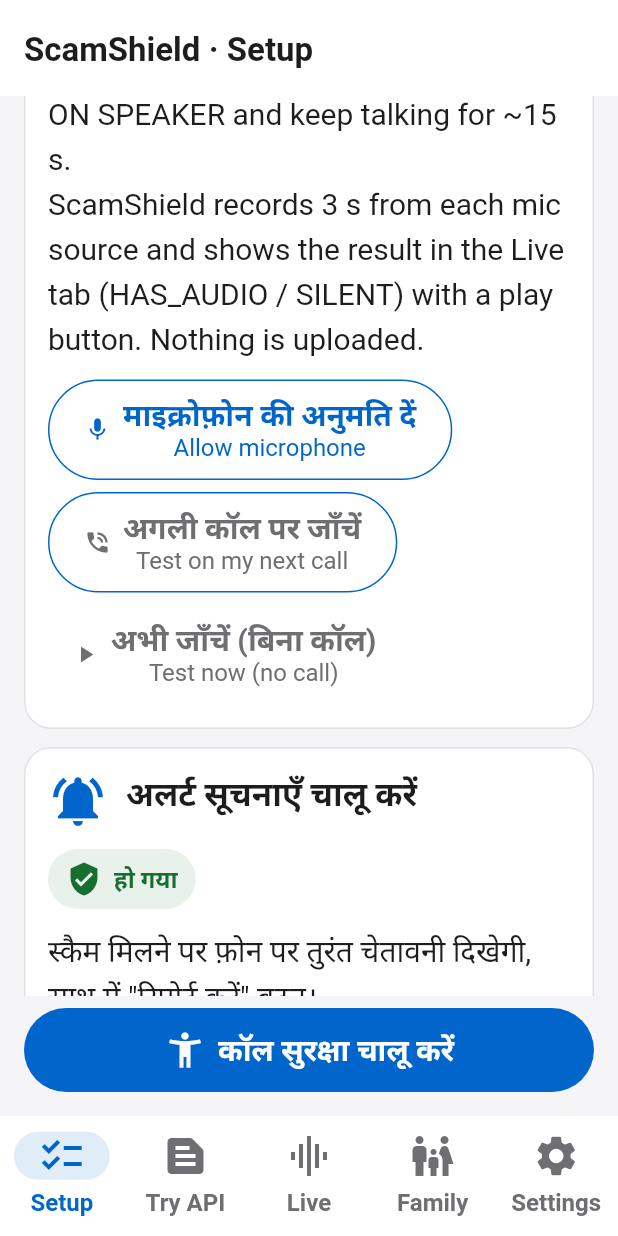
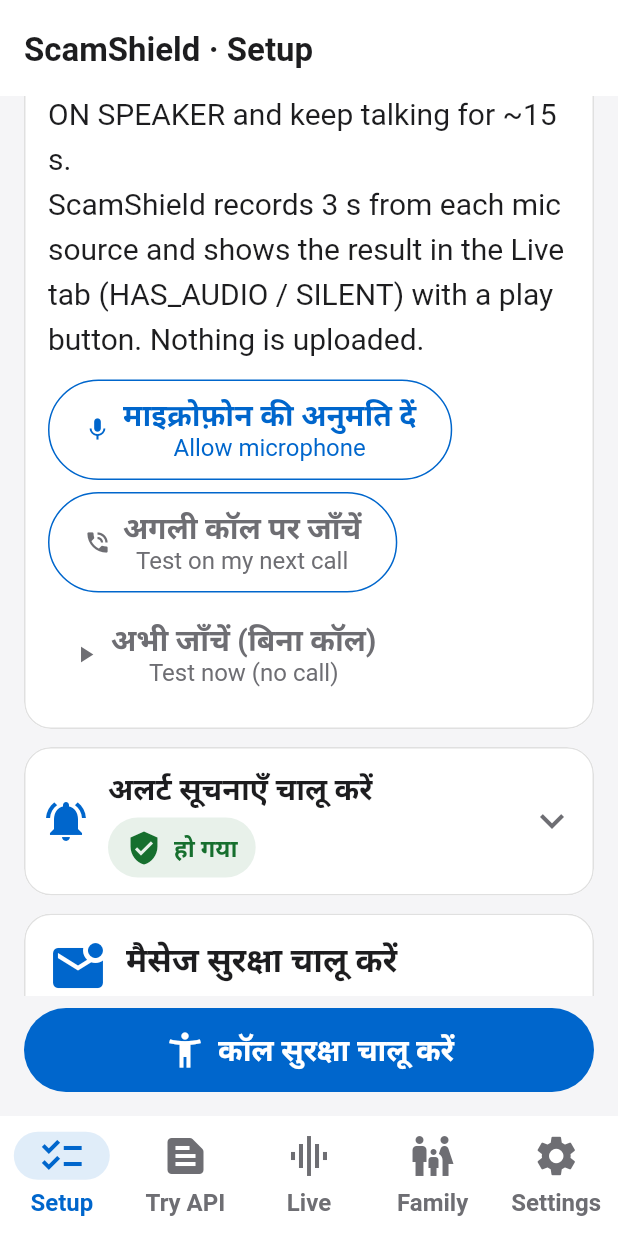
Before and after one commit to manaspros/scamshield-hackasol, a Flutter app: the screen it shows after launch, scrolled down 1728 dp, on a phone screen of 412 x 824 dp. Run offline on Flutter 3.47's test engine with Material 3 defaults, Android fonts, the phone set to English and light mode, and no system bars.

Commit message:
feat(design): verdict-first live feed, collapsed done steps, wrapping masked trigger chips
Claude-Session: https://claude.ai/code/session_01Bj5MiNxntDEfMLMNnmoDz3

```diff
--- a/lib/screens/live_feed_screen.dart
+++ b/lib/screens/live_feed_screen.dart
@@ -196,7 +196,6 @@ class _LiveFeedScreenState extends State<LiveFeedScreen> with AutomaticKeepAlive
       primary = _primary(Icons.closed_caption, 'लाइव कैप्शन चालू करें', TextApi.openCaptionSettings);
     } else {
       body = [
-        if (latest != null) _dominant(latest.verdict!),
         if (latest != null && rest.isNotEmpty) const SectionHeader(title: 'पिछली जाँच', icon: Icons.history),
         for (final it in rest) _history(it, st, cs),
       ];
@@ -206,8 +205,10 @@ class _LiveFeedScreenState extends State<LiveFeedScreen> with AutomaticKeepAlive
     return Column(children: [
       Expanded(
         child: ListView(padding: const EdgeInsets.all(Sp.l), children: [
+          // The newest verdict leads; call status sits under it, history below.
+          if (!_streamError && latest != null) _dominant(latest.verdict!),
           Card(
-            margin: EdgeInsets.zero,
+            margin: const EdgeInsets.symmetric(vertical: 6),
             child: Padding(
               padding: const EdgeInsets.all(Sp.l),
               child: Column(crossAxisAlignment: CrossAxisAlignment.start, children: [
--- a/lib/screens/setup_screen.dart
+++ b/lib/screens/setup_screen.dart
@@ -29,6 +29,7 @@ class _SetupScreenState extends State<SetupScreen> with WidgetsBindingObserver {
   StreamSubscription? _sub;
   bool _importing = false;
   bool _loaded = false;
+  final _expanded = <String>{}; // done steps the user opened again
   bool _failed = false;
 
   @override
@@ -116,10 +117,31 @@ class _SetupScreenState extends State<SetupScreen> with WidgetsBindingObserver {
       required IconData icon, String? subtitle, List<Widget> actions = const []}) {
     final t = Theme.of(context);
     final cs = t.colorScheme;
-    return Card(
-      child: Padding(
-        padding: const EdgeInsets.all(Sp.l),
-        child: Column(crossAxisAlignment: CrossAxisAlignment.start, children: [
+    final open = !done || _expanded.contains(title);
+    final details = Column(crossAxisAlignment: CrossAxisAlignment.start, children: [
+      const SizedBox(height: Sp.m),
+      Text(body, style: t.textTheme.bodyLarge),
+      if (actions.isNotEmpty) ...[
+        const SizedBox(height: Sp.m),
+        Wrap(spacing: Sp.s, runSpacing: Sp.s, children: actions),
+      ],
+    ]);
+    // Done: one compact row (icon, title, "हो गया"); tap to show the details again.
+    // Pending: full step. State is icon + word, never colour alone.
+    final header = done
+        ? Row(children: [
+            Icon(icon, size: 32, color: cs.primary),
+            const SizedBox(width: Sp.m),
+            // Wrap: title and chip share a line when they fit, stack at large text sizes.
+            Expanded(
+              child: Wrap(spacing: Sp.s, runSpacing: Sp.xs, crossAxisAlignment: WrapCrossAlignment.center, children: [
+                Text(title, style: t.textTheme.titleMedium),
+                const StatusChip(label: RiskLabel.safe, text: 'हो गया'),
+              ]),
+            ),
+            Icon(open ? Icons.expand_less : Icons.expand_more, size: 32, color: cs.onSurfaceVariant),
+          ])
+        : Column(crossAxisAlignment: CrossAxisAlignment.start, children: [
             Row(crossAxisAlignment: CrossAxisAlignment.start, children: [
               Icon(icon, size: 40, color: cs.primary),
               const SizedBox(width: Sp.m),
@@ -132,21 +154,32 @@ class _SetupScreenState extends State<SetupScreen> with WidgetsBindingObserver {
               ),
             ]),
             const SizedBox(height: Sp.m),
-          // State is icon + word, never colour alone.
-          if (done)
-            const StatusChip(label: RiskLabel.safe, text: 'हो गया')
-          else
             Row(mainAxisSize: MainAxisSize.min, children: [
               Icon(Icons.radio_button_unchecked, size: 24, color: cs.onSurfaceVariant),
               const SizedBox(width: Sp.s),
               Flexible(child: Text('बाकी है', style: t.textTheme.labelMedium?.copyWith(color: cs.onSurfaceVariant))),
             ]),
-          const SizedBox(height: Sp.m),
-          Text(body, style: t.textTheme.bodyLarge),
-          if (actions.isNotEmpty) ...[
-            const SizedBox(height: Sp.m),
-            Wrap(spacing: Sp.s, runSpacing: Sp.s, children: actions),
-          ],
+          ]);
+    return Card(
+      clipBehavior: Clip.antiAlias,
+      child: Padding(
+        padding: EdgeInsets.all(done ? Sp.m : Sp.l),
+        child: Column(crossAxisAlignment: CrossAxisAlignment.start, children: [
+          if (done)
+            Semantics(
+              button: true,
+              expanded: open,
+              label: '$title, हो गया',
+              excludeSemantics: true,
+              onTap: () => setState(() => open ? _expanded.remove(title) : _expanded.add(title)),
+              child: InkWell(
+                onTap: () => setState(() => open ? _expanded.remove(title) : _expanded.add(title)),
+                child: ConstrainedBox(constraints: const BoxConstraints(minHeight: kTouch), child: header),
+              ),
+            )
+          else
+            header,
+          if (open) details,
         ]),
       ),
     );
```
Also changed, not shown: lib/widgets/verdict_card.dart (+10 -2 lines), 3 other files. Lines whose indentation alone changed are shown as unchanged.
